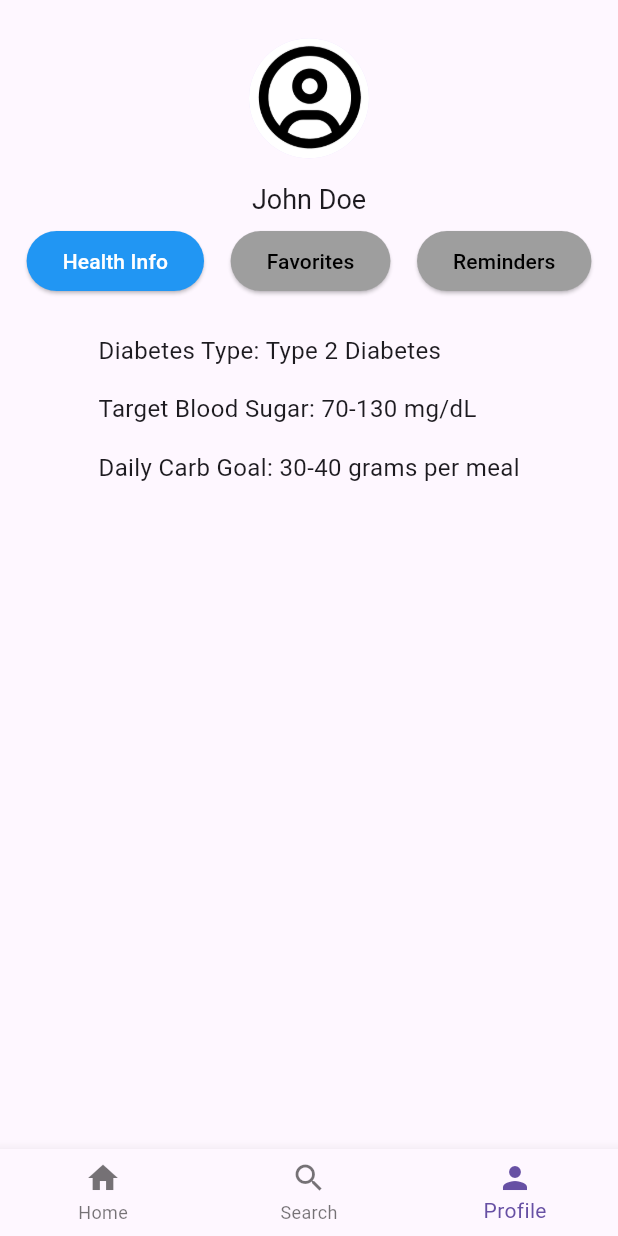
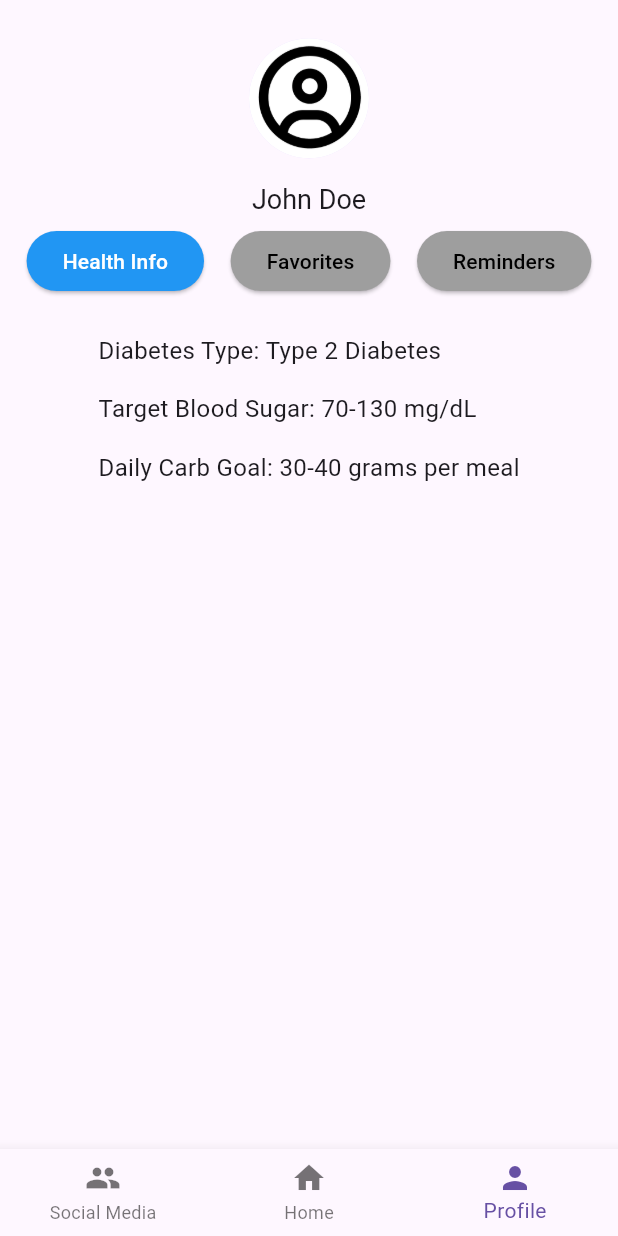
Before and after one commit to abhinavsrinivasan/DiabetesAndMe, a Flutter app: the screen it shows after launch, on a phone screen of 412 x 824 dp. Run offline on Flutter 3.47's test engine with Material 3 defaults, Android fonts, the phone set to English and light mode, and no system bars.

Commit message:
bottom bar changes

```diff
--- a/diabetes_recipe_app/lib/main.dart
+++ b/diabetes_recipe_app/lib/main.dart
@@ -75,12 +75,12 @@
         currentIndex: _selectedIndex,
         items: [
           BottomNavigationBarItem(
+            icon: Icon(Icons.people),
+            label: 'Social Media',
+          ),
+          BottomNavigationBarItem(
             icon: Icon(Icons.home),
             label: 'Home',
-          ),
-          BottomNavigationBarItem(
-            icon: Icon(Icons.search),
-            label: 'Search',
           ),
           BottomNavigationBarItem(
             icon: Icon(Icons.person),
```
